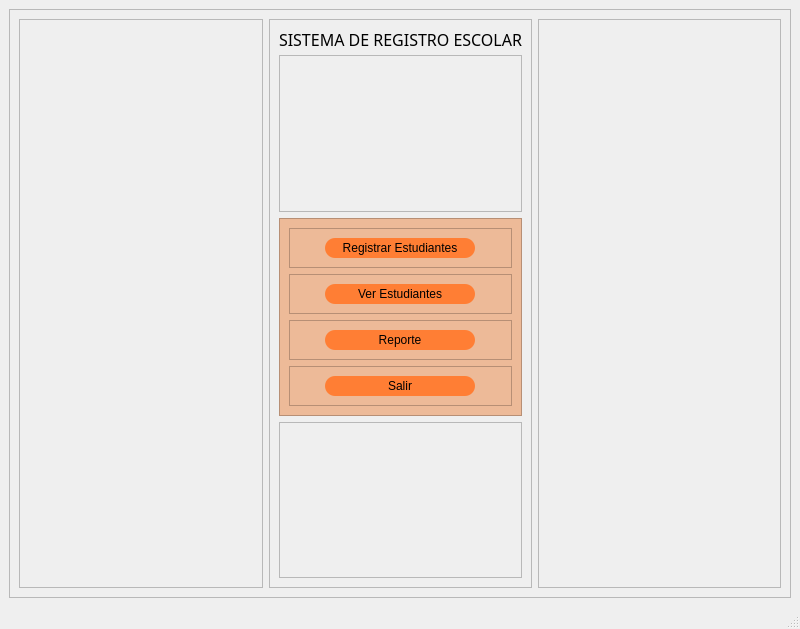
LizMadrid/estudiantes, file login.ui: the form before one commit.
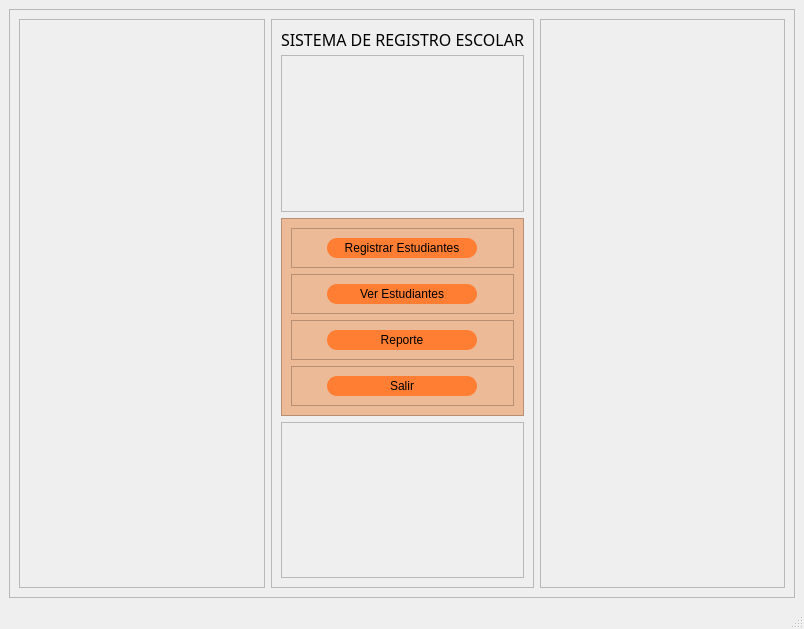
The form after the commit. Icons and pictures are not drawn.

```diff
--- a/login.ui
+++ b/login.ui
@@ -6,7 +6,7 @@
    <rect>
     <x>0</x>
     <y>0</y>
-    <width>800</width>
+    <width>804</width>
     <height>629</height>
    </rect>
   </property>
```
Left out of the diff: 24 changed lines with no effect on the pictures.
